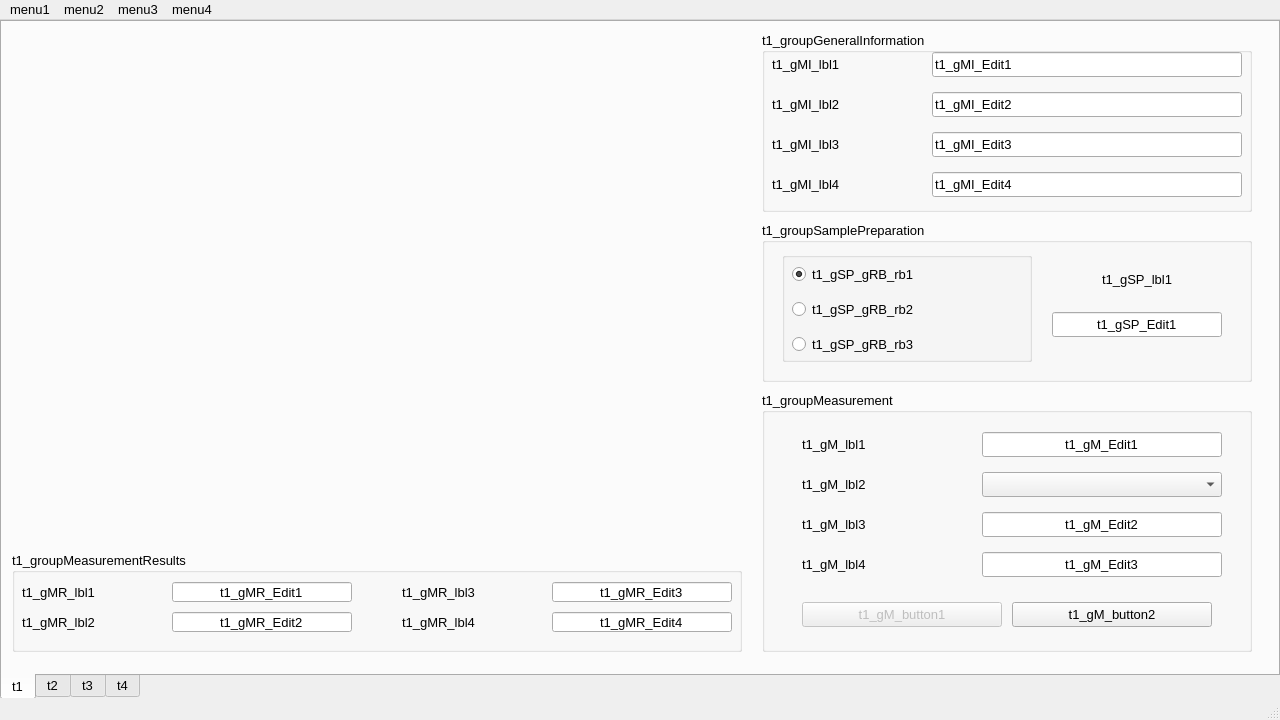
Above: MainWindow.ui from ird87/pycnometer before the change. Below: the same form after it.
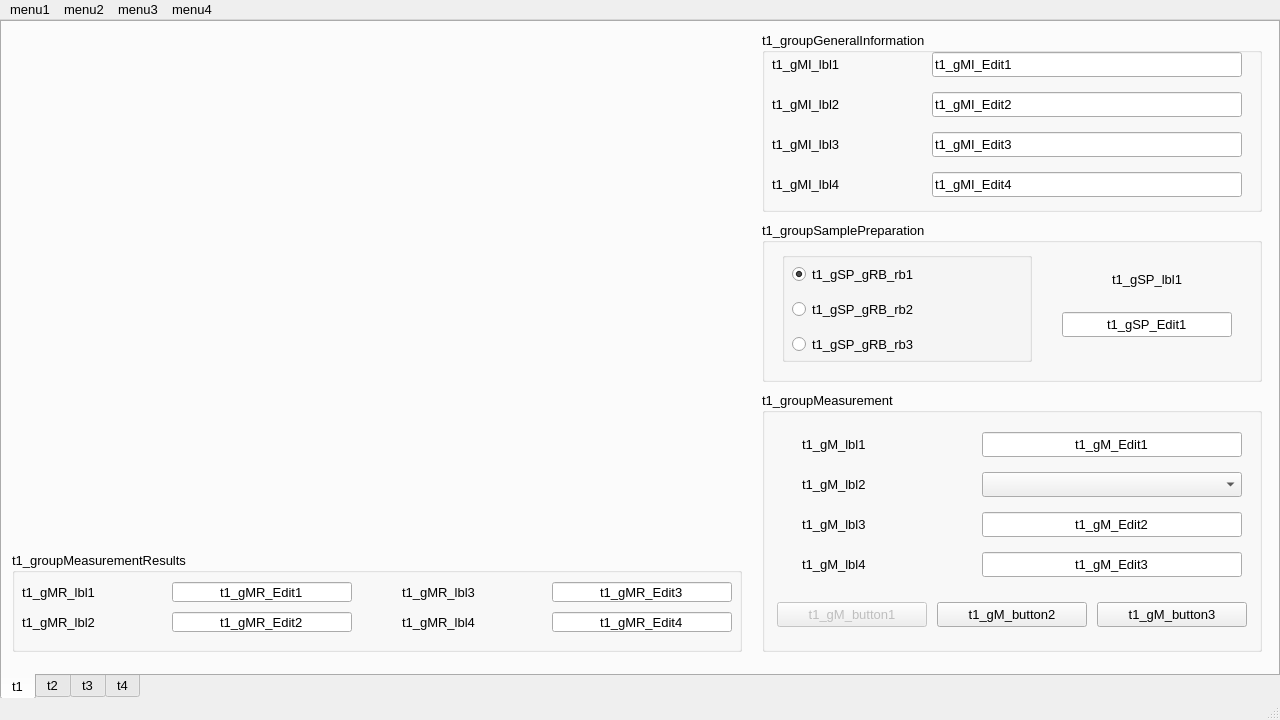
That is the form after the change. Icons and pictures are not drawn.

What changed in the file:
```diff
--- a/MainWindow.ui
+++ b/MainWindow.ui
@@ -95,19 +95,19 @@
        <rect>
         <x>760</x>
         <y>10</y>
-        <width>490</width>
+        <width>500</width>
         <height>180</height>
        </rect>
       </property>
       <property name="minimumSize">
        <size>
-        <width>490</width>
+        <width>500</width>
         <height>180</height>
        </size>
       </property>
       <property name="maximumSize">
        <size>
-        <width>490</width>
+        <width>500</width>
         <height>180</height>
        </size>
       </property>
@@ -278,19 +278,19 @@
        <rect>
         <x>760</x>
         <y>200</y>
-        <width>490</width>
+        <width>500</width>
         <height>160</height>
        </rect>
       </property>
       <property name="minimumSize">
        <size>
-        <width>490</width>
+        <width>500</width>
         <height>160</height>
        </size>
       </property>
       <property name="maximumSize">
        <size>
-        <width>490</width>
+        <width>500</width>
         <height>160</height>
        </size>
       </property>
@@ -385,7 +385,7 @@
       <widget class="QLineEdit" name="t1_gSP_Edit1">
        <property name="geometry">
         <rect>
-         <x>290</x>
+         <x>300</x>
          <y>90</y>
          <width>170</width>
          <height>25</height>
@@ -407,7 +407,7 @@
       <widget class="QLabel" name="t1_gSP_lbl1">
        <property name="geometry">
         <rect>
-         <x>290</x>
+         <x>300</x>
          <y>45</y>
          <width>170</width>
          <height>25</height>
@@ -432,19 +432,19 @@
        <rect>
         <x>760</x>
         <y>370</y>
-        <width>490</width>
+        <width>500</width>
         <height>260</height>
        </rect>
       </property>
       <property name="minimumSize">
        <size>
-        <width>490</width>
+        <width>500</width>
         <height>260</height>
        </size>
       </property>
       <property name="maximumSize">
        <size>
-        <width>490</width>
+        <width>500</width>
         <height>260</height>
        </size>
       </property>
@@ -456,7 +456,7 @@
         <rect>
          <x>220</x>
          <y>40</y>
-         <width>240</width>
+         <width>260</width>
          <height>25</height>
         </rect>
        </property>
@@ -554,7 +554,7 @@
         <rect>
          <x>220</x>
          <y>120</y>
-         <width>240</width>
+         <width>260</width>
          <height>25</height>
         </rect>
        </property>
@@ -576,7 +576,7 @@
         <rect>
          <x>220</x>
          <y>160</y>
-         <width>240</width>
+         <width>260</width>
          <height>25</height>
         </rect>
        </property>
@@ -598,7 +598,7 @@
         <rect>
          <x>220</x>
          <y>80</y>
-         <width>240</width>
+         <width>260</width>
          <height>25</height>
         </rect>
        </property>
@@ -609,9 +609,9 @@
        </property>
        <property name="geometry">
         <rect>
-         <x>40</x>
+         <x>15</x>
          <y>210</y>
-         <width>200</width>
+         <width>150</width>
          <height>25</height>
         </rect>
        </property>
@@ -622,9 +622,9 @@
       <widget class="QPushButton" name="t1_gM_button2">
        <property name="geometry">
         <rect>
-         <x>250</x>
+         <x>175</x>
          <y>210</y>
-         <width>200</width>
+         <width>150</width>
          <height>25</height>
         </rect>
        </property>
@@ -632,6 +632,19 @@
         <string>t1_gM_button2</string>
        </property>
       </widget>
+      <widget class="QPushButton" name="t1_gM_button3">
+       <property name="geometry">
+        <rect>
+         <x>335</x>
+         <y>210</y>
+         <width>150</width>
+         <height>25</height>
+        </rect>
+       </property>
+       <property name="text">
+        <string>t1_gM_button3</string>
+       </property>
+      </widget>
      </widget>
      <widget class="QGroupBox" name="t1_groupMeasurementResults">
       <property name="geometry">
```
Left out of the diff: 6 changed lines with no effect on the pictures.
